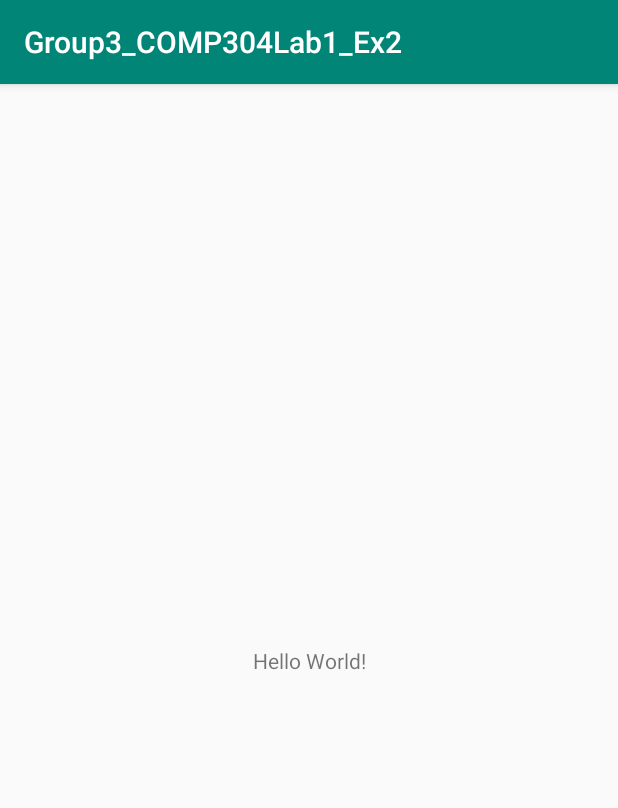
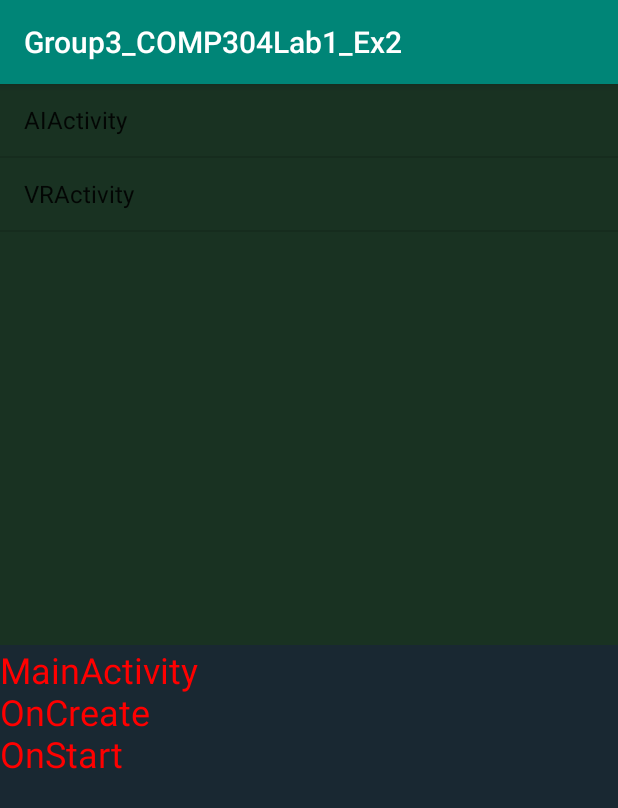
Before and after one commit to assematt/COMP304, an Android app: the screen it shows after launch (MainActivity), on a phone screen of 412 x 824 dp. Shown: the top 808 px of the screen. Run offline under Robolectric (Android 15) with nearby library versions, the phone set to English and light mode, and no system bars.

Commit message:
Part 1 - exercise 2

```diff
--- a/LAB01/Exercise_2/app/build.gradle
+++ b/LAB01/Exercise_2/app/build.gradle
@@ -23,6 +23,8 @@ dependencies {
     implementation fileTree(dir: 'libs', include: ['*.jar'])
     implementation 'androidx.appcompat:appcompat:1.1.0'
     implementation 'androidx.constraintlayout:constraintlayout:1.1.3'
+    implementation 'androidx.legacy:legacy-support-v4:1.0.0'
+    implementation 'androidx.recyclerview:recyclerview:1.0.0'
     testImplementation 'junit:junit:4.12'
     androidTestImplementation 'androidx.test.ext:junit:1.1.1'
     androidTestImplementation 'androidx.test.espresso:espresso-core:3.2.0'
--- /dev/null
+++ b/LAB01/Exercise_2/app/src/main/java/com/example/group3_comp304lab1_ex2/ActivityLifetimeFragment.java
@@ -0,0 +1,88 @@
+package com.example.group3_comp304lab1_ex2;
+
+import android.content.Context;
+import android.os.Bundle;
+import android.view.LayoutInflater;
+import android.view.View;
+import android.view.ViewGroup;
+import android.widget.TextView;
+
+import androidx.fragment.app.Fragment;
+
+
+public class ActivityLifetimeFragment extends Fragment {
+
+    private ActivityLifetimeFragment.OnLifetimeFragmentInteractionListener mListener;
+
+    /**
+     * Mandatory empty constructor for the fragment manager to instantiate the
+     * fragment (e.g. upon screen orientation changes).
+     */
+    public ActivityLifetimeFragment() {
+
+    }
+
+    // TODO: Customize parameter initialization
+    @SuppressWarnings("unused")
+    public static ActivityLifetimeFragment newInstance(int columnCount) {
+        ActivityLifetimeFragment fragment = new ActivityLifetimeFragment();
+        return fragment;
+    }
+
+    @Override
+    public void onCreate(Bundle savedInstanceState) {
+        super.onCreate(savedInstanceState);
+    }
+
+    @Override
+    public View onCreateView(LayoutInflater inflater, ViewGroup container,
+                             Bundle savedInstanceState) {
+        View view = inflater.inflate(R.layout.fragment_activity_lifecycle, container, false);
+
+        return view;
+    }
+
+    public void updateText(String message)
+    {
+        TextView textView = (TextView)getActivity().findViewById(R.id.textView);
+
+        String currentString = textView.getText().toString();
+
+        currentString += message + "\n";
+
+        textView.setText(currentString);
+    }
+
+
+    @Override
+    public void onAttach(Context context) {
+        super.onAttach(context);
+        if (context instanceof ActivityLifetimeFragment.OnLifetimeFragmentInteractionListener) {
+            mListener = (ActivityLifetimeFragment.OnLifetimeFragmentInteractionListener) context;
+        } else {
+            throw new RuntimeException(context.toString()
+                    + " must implement OnListFragmentInteractionListener");
+        }
+    }
+
+    @Override
+    public void onDetach() {
+        super.onDetach();
+        mListener = null;
+    }
+
+    /**
+     * This interface must be implemented by activities that contain this
+     * fragment to allow an interaction in this fragment to be communicated
+     * to the activity and potentially other fragments contained in that
+     * activity.
+     * <p/>
+     * See the Android Training lesson <a href=
+     * "http://developer.android.com/training/basics/fragments/communicating.html"
+     * >Communicating with Other Fragments</a> for more information.
+     */
+    public interface OnLifetimeFragmentInteractionListener {
+        // TODO: Update argument type and name
+        void onLifetimeFragmentInteraction(String item);
+    }
+}
--- /dev/null
+++ b/LAB01/Exercise_2/app/src/main/java/com/example/group3_comp304lab1_ex2/ActivityListFragment.java
@@ -0,0 +1,110 @@
+package com.example.group3_comp304lab1_ex2;
+
+import android.content.Context;
+import android.os.Bundle;
+
+import androidx.fragment.app.Fragment;
+
+import android.view.LayoutInflater;
+import android.view.View;
+import android.view.ViewGroup;
+import android.widget.AdapterView;
+import android.widget.ListView;
+
+import static android.widget.Toast.LENGTH_SHORT;
+import static android.widget.Toast.makeText;
+
+/**
+ * A fragment representing a list of Items.
+ * <p/>
+ * Activities containing this fragment MUST implement the {@link OnListFragmentInteractionListener}
+ * interface.
+ */
+public class ActivityListFragment extends Fragment {
+
+    // TODO: Customize parameter argument names
+    private static final String ARG_COLUMN_COUNT = "column-count";
+    // TODO: Customize parameters
+    private int mColumnCount = 1;
+    private OnListFragmentInteractionListener mListener;
+
+    public ListView listView;
+
+    /**
+     * Mandatory empty constructor for the fragment manager to instantiate the
+     * fragment (e.g. upon screen orientation changes).
+     */
+    public ActivityListFragment() {
+
+    }
+
+    // TODO: Customize parameter initialization
+    @SuppressWarnings("unused")
+    public static ActivityListFragment newInstance(int columnCount) {
+        ActivityListFragment fragment = new ActivityListFragment();
+        Bundle args = new Bundle();
+        args.putInt(ARG_COLUMN_COUNT, columnCount);
+        fragment.setArguments(args);
+        return fragment;
+    }
+
+    @Override
+    public void onCreate(Bundle savedInstanceState) {
+        super.onCreate(savedInstanceState);
+
+        if (getArguments() != null) {
+            mColumnCount = getArguments().getInt(ARG_COLUMN_COUNT);
+        }
+    }
+
+    @Override
+    public View onCreateView(LayoutInflater inflater, ViewGroup container,
+                             Bundle savedInstanceState) {
+        View view = inflater.inflate(R.layout.fragment_item_list, container, false);
+
+        listView = (ListView)view.findViewById(R.id.list);
+        listView.setOnItemClickListener(new AdapterView.OnItemClickListener() {
+            @Override
+            public void onItemClick(AdapterView<?> parent, View arg1, int position, long arg3) {
+                makeText(getActivity(), (String)parent.getAdapter().getItem(position), LENGTH_SHORT).show();
+
+                mListener.onListFragmentInteraction((String)parent.getAdapter().getItem(position));
+            }
+        });
+
+        return view;
+    }
+
+
+    @Override
+    public void onAttach(Context context) {
+        super.onAttach(context);
+        if (context instanceof OnListFragmentInteractionListener) {
+            mListener = (OnListFragmentInteractionListener) context;
+        } else {
+            throw new RuntimeException(context.toString()
+                    + " must implement OnListFragmentInteractionListener");
+        }
+    }
+
+    @Override
+    public void onDetach() {
+        super.onDetach();
+        mListener = null;
+    }
+
+    /**
+     * This interface must be implemented by activities that contain this
+     * fragment to allow an interaction in this fragment to be communicated
+     * to the activity and potentially other fragments contained in that
+     * activity.
+     * <p/>
+     * See the Android Training lesson <a href=
+     * "http://developer.android.com/training/basics/fragments/communicating.html"
+     * >Communicating with Other Fragments</a> for more information.
+     */
+    public interface OnListFragmentInteractionListener {
+        // TODO: Update argument type and name
+        void onListFragmentInteraction(String item);
+    }
+}
--- a/LAB01/Exercise_2/app/src/main/java/com/example/group3_comp304lab1_ex2/MainActivity.java
+++ b/LAB01/Exercise_2/app/src/main/java/com/example/group3_comp304lab1_ex2/MainActivity.java
@@ -1,14 +1,56 @@
 package com.example.group3_comp304lab1_ex2;
 
 import androidx.appcompat.app.AppCompatActivity;
+import androidx.fragment.app.FragmentManager;
 
 import android.os.Bundle;
 
-public class MainActivity extends AppCompatActivity {
+public class MainActivity extends AppCompatActivity implements ActivityListFragment.OnListFragmentInteractionListener, ActivityLifetimeFragment.OnLifetimeFragmentInteractionListener {
+
+    FragmentManager fragmentManager;
+
+    ActivityLifetimeFragment activityLifetimeFragment;
 
     @Override
     protected void onCreate(Bundle savedInstanceState) {
         super.onCreate(savedInstanceState);
         setContentView(R.layout.activity_main);
+
+        fragmentManager = getSupportFragmentManager();
+
+        activityLifetimeFragment = (ActivityLifetimeFragment)fragmentManager.findFragmentById(R.id.lifecycleFragment);
+        activityLifetimeFragment.updateText("MainActivity");
+        activityLifetimeFragment.updateText("OnCreate");
+    }
+
+    @Override
+    protected void onStart()
+    {
+        super.onStart();
+        activityLifetimeFragment.updateText("OnStart");
+    }
+
+    @Override
+    protected void onStop()
+    {
+        super.onStop();
+        activityLifetimeFragment.updateText("OnStop");
+    }
+
+    @Override
+    protected void onDestroy()
+    {
+        super.onDestroy();
+        activityLifetimeFragment.updateText("OnDestroy");
+    }
+
+    @Override
+    public void onListFragmentInteraction(String item) {
+
+    }
+
+    @Override
+    public void onLifetimeFragmentInteraction(String item) {
+
     }
 }
--- a/LAB01/Exercise_2/app/src/main/res/layout/activity_main.xml
+++ b/LAB01/Exercise_2/app/src/main/res/layout/activity_main.xml
@@ -4,15 +4,47 @@
     xmlns:tools="http://schemas.android.com/tools"
     android:layout_width="match_parent"
     android:layout_height="match_parent"
+    android:orientation="vertical"
+    android:weightSum="2"
     tools:context=".MainActivity">
 
-    <TextView
-        android:layout_width="wrap_content"
-        android:layout_height="wrap_content"
-        android:text="Hello World!"
+    <LinearLayout
+        android:id="@+id/mainContainer"
+        android:layout_width="match_parent"
+        android:layout_height="match_parent"
+        android:orientation="vertical"
         app:layout_constraintBottom_toBottomOf="parent"
-        app:layout_constraintLeft_toLeftOf="parent"
-        app:layout_constraintRight_toRightOf="parent"
-        app:layout_constraintTop_toTopOf="parent" />
+        app:layout_constraintEnd_toEndOf="parent"
+        app:layout_constraintStart_toStartOf="parent"
+        app:layout_constraintTop_toTopOf="parent">
+
+        <LinearLayout
+            android:id="@+id/topFragment"
+            android:layout_width="match_parent"
+            android:layout_height="wrap_content"
+            android:layout_weight="1"
+            android:background="#193222">
+
+            <fragment
+                android:id="@+id/itemListFragment"
+                android:name="com.example.group3_comp304lab1_ex2.ActivityListFragment"
+                android:layout_width="match_parent"
+                android:layout_height="match_parent" />
+        </LinearLayout>
+
+        <LinearLayout
+            android:id="@+id/bottomFragment"
+            android:layout_width="match_parent"
+            android:layout_height="wrap_content"
+            android:layout_weight="1"
+            android:background="#192832">
+
+            <fragment
+                android:id="@+id/lifecycleFragment"
+                android:name="com.example.group3_comp304lab1_ex2.ActivityLifetimeFragment"
+                android:layout_width="match_parent"
+                android:layout_height="match_parent" />
+        </LinearLayout>
+    </LinearLayout>
 
 </androidx.constraintlayout.widget.ConstraintLayout>
--- /dev/null
+++ b/LAB01/Exercise_2/app/src/main/res/layout/fragment_activity_lifecycle.xml
@@ -0,0 +1,12 @@
+<?xml version="1.0" encoding="utf-8"?>
+<LinearLayout xmlns:android="http://schemas.android.com/apk/res/android"
+    android:orientation="vertical" android:layout_width="match_parent"
+    android:layout_height="match_parent">
+
+    <TextView
+        android:id="@+id/textView"
+        android:layout_width="match_parent"
+        android:layout_height="match_parent"
+        android:textColor="#FF0000"
+        android:textSize="24sp" />
+</LinearLayout>
--- /dev/null
+++ b/LAB01/Exercise_2/app/src/main/res/layout/fragment_item_list.xml
@@ -0,0 +1,11 @@
+<?xml version="1.0" encoding="utf-8"?>
+<LinearLayout xmlns:android="http://schemas.android.com/apk/res/android"
+    android:orientation="vertical" android:layout_width="match_parent"
+    android:layout_height="match_parent">
+
+    <ListView
+        android:id="@+id/list"
+        android:layout_width="match_parent"
+        android:layout_height="match_parent"
+        android:entries="@array/activity_list_items" />
+</LinearLayout>
--- /dev/null
+++ b/LAB01/Exercise_2/app/src/main/res/values/dimens.xml
@@ -0,0 +1,4 @@
+<?xml version="1.0" encoding="utf-8"?>
+<resources>
+    <dimen name="text_margin">16dp</dimen>
+</resources>
--- a/LAB01/Exercise_2/app/src/main/res/values/strings.xml
+++ b/LAB01/Exercise_2/app/src/main/res/values/strings.xml
@@ -1,3 +1,7 @@
 <resources>
     <string name="app_name">Group3_COMP304Lab1_Ex2</string>
+    <string-array name="activity_list_items">
+        <item>AIActivity</item>
+        <item>VRActivity</item>
+    </string-array>
 </resources>
```
